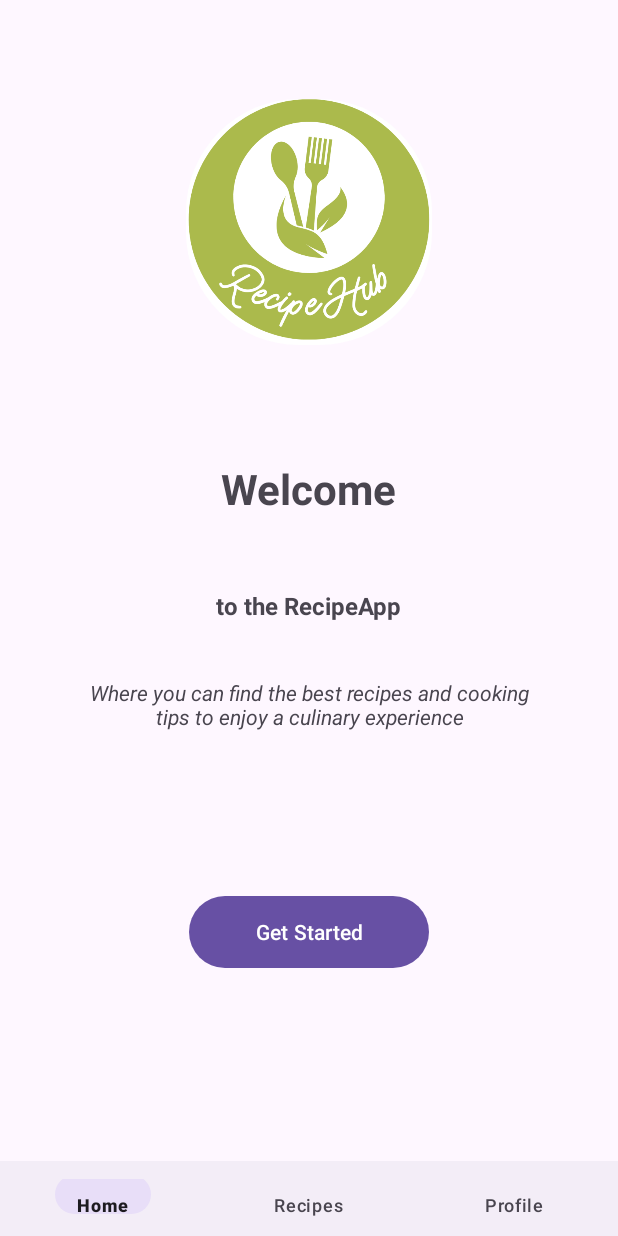
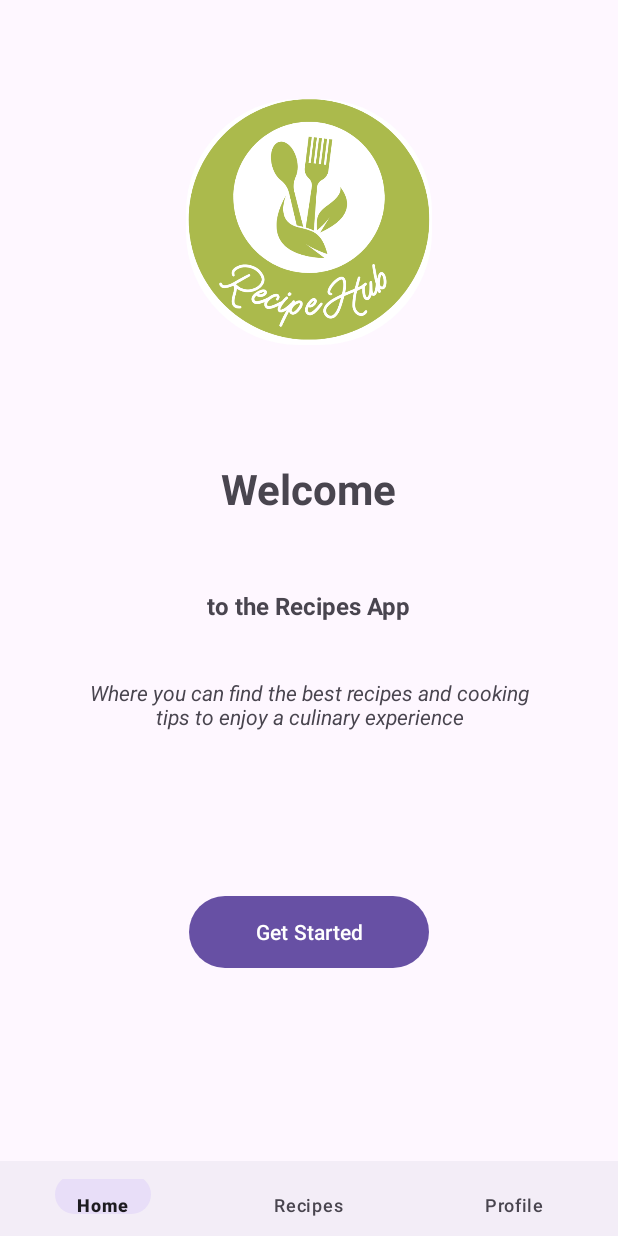
Before and after one commit to SzabolcsG6/Android_projekt_masodik_repository, an Android app: the screen it shows after launch (MainActivity), on a phone screen of 412 x 824 dp. Run offline under Robolectric (Android 15) with nearby library versions, the phone set to English and light mode, and no system bars.

Commit message:
safety first

```diff
--- a/app/src/main/java/com/tasty/recipesapp/models/RecipeListViewModel.kt
+++ b/app/src/main/java/com/tasty/recipesapp/models/RecipeListViewModel.kt
@@ -1,11 +1,9 @@
 package com.tasty.recipesapp.models
 
-import android.content.Context
 import androidx.lifecycle.LiveData
 import androidx.lifecycle.MutableLiveData
 import androidx.lifecycle.ViewModel
 import androidx.lifecycle.viewModelScope
-import com.tasty.recipesapp.dtos.RecipeDto
 import com.tasty.recipesapp.repositories.RecipeRepository
 import kotlinx.coroutines.Dispatchers
 import kotlinx.coroutines.launch
--- a/app/src/main/java/com/tasty/recipesapp/ui/recipe/RecipeDetailFragment.kt
+++ b/app/src/main/java/com/tasty/recipesapp/ui/recipe/RecipeDetailFragment.kt
@@ -1,6 +1,5 @@
 package com.tasty.recipesapp.ui.recipe
 
-import android.content.ContentValues
 import android.content.ContentValues.TAG
 import android.os.Bundle
 import android.util.Log
--- a/app/src/main/res/layout/activity_main.xml
+++ b/app/src/main/res/layout/activity_main.xml
@@ -5,7 +5,7 @@
     xmlns:app="http://schemas.android.com/apk/res-auto"
     android:layout_width="match_parent"
     android:layout_height="match_parent"
-    tools:context=".activity.MainActivity">
+    tools:context=".activities.MainActivity">
 
     <androidx.fragment.app.FragmentContainerView
         android:id="@+id/nav_host_fragment"
--- a/app/src/main/res/layout/activity_splash.xml
+++ b/app/src/main/res/layout/activity_splash.xml
@@ -5,7 +5,7 @@
     xmlns:app="http://schemas.android.com/apk/res-auto"
     android:layout_width="match_parent"
     android:layout_height="match_parent"
-    tools:context=".activity.SplashActivity">
+    tools:context=".activities.SplashActivity">
     <ImageView
         android:layout_width="577dp"
         android:layout_height="912dp" app:srcCompat="@drawable/splashbackground" android:id="@+id/Mainbackground"
--- a/app/src/main/res/layout/home_fragment.xml
+++ b/app/src/main/res/layout/home_fragment.xml
@@ -27,7 +27,7 @@
         app:layout_constraintStart_toStartOf="parent" app:layout_constraintVertical_bias="0.100000024"
         />
     <TextView
-        android:text="to the RecipeApp"
+        android:text="to the Recipes App"
         android:layout_width="wrap_content"
         android:textSize="16dp"
         android:textStyle="bold"
```
Also changed, not shown: app/src/main/java/com/tasty/recipesapp/dtos/RecipeDto.kt (+2 -5 lines), app/src/main/java/com/tasty/recipesapp/models/RecipeModel.kt (+0 -13 lines), app/src/main/java/com/tasty/recipesapp/repositories/RecipeRepository.kt (+3 -6 lines).
